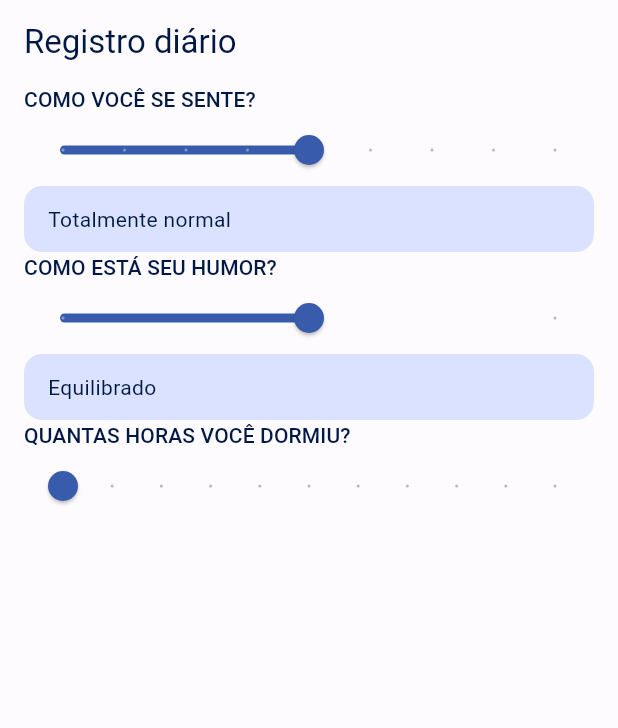
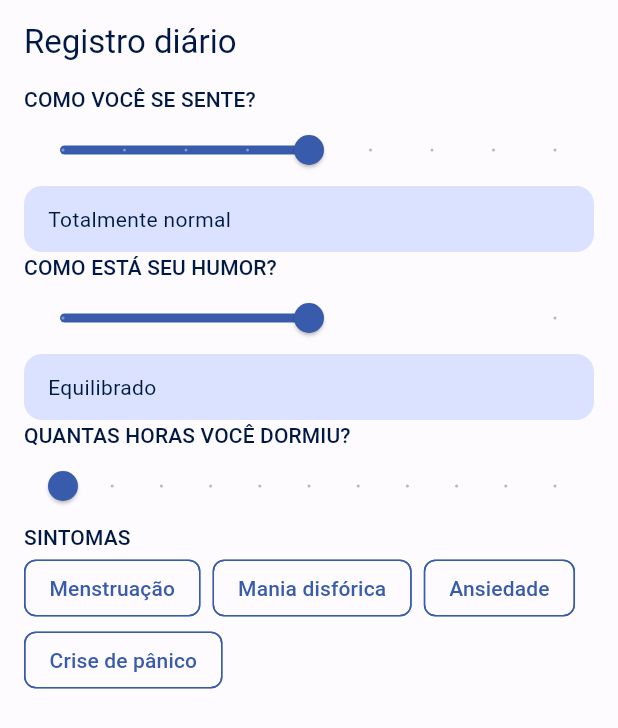
Before and after one commit to jv-soares/moodify_app, a Flutter app: the screen it shows after launch, on a phone screen of 412 x 824 dp. Shown: the top 728 px of the screen. Run offline on Flutter 3.47's test engine with Material 2 defaults, Android fonts, the phone set to English and light mode, and no system bars.

Commit message:
add symptom checker

```diff
--- a/lib/src/model/diary_entry.dart
+++ b/lib/src/model/diary_entry.dart
@@ -1,3 +1,5 @@
+import 'package:moodify_app/src/model/symptom.dart';
+
 import 'episode_severity.dart';
 import 'life_event.dart';
 import 'medication.dart';
@@ -7,8 +9,8 @@ class DiaryEntry {
   final DateTime createdAt;
   final EpisodeSeverity episode;
   final int moodRating;
+  final List<Symptom> symptoms;
   final int? hoursOfSleep;
-  final bool? dysphoricMania;
   final int? moodSwitchesPerDay;
   final LifeEvent? lifeEvent;
   final List<Medication>? medications;
@@ -19,8 +21,8 @@ class DiaryEntry {
     required this.createdAt,
     required this.episode,
     required this.moodRating,
+    required this.symptoms,
     this.hoursOfSleep,
-    this.dysphoricMania,
     this.moodSwitchesPerDay,
     this.lifeEvent,
     this.medications,
--- /dev/null
+++ b/lib/src/model/symptom.dart
@@ -0,0 +1 @@
+enum Symptom { menstruation, dysphoricMania, anxiety, panicAttack }
--- /dev/null
+++ b/lib/src/pages/components/symptom_checker.dart
@@ -0,0 +1,103 @@
+import 'package:flutter/material.dart';
+
+import '../../model/symptom.dart';
+
+class SymptomChecker extends StatefulWidget {
+  final List<Symptom> symptoms;
+  final void Function(List<Symptom>) onSymptomsChanged;
+
+  const SymptomChecker({
+    super.key,
+    required this.symptoms,
+    required this.onSymptomsChanged,
+  });
+
+  @override
+  State<SymptomChecker> createState() => _SymptomCheckerState();
+}
+
+class _SymptomCheckerState extends State<SymptomChecker> {
+  final _selectedSymptoms = <Symptom>[];
+
+  @override
+  Widget build(BuildContext context) {
+    return SizedBox(
+      width: double.infinity,
+      child: Column(
+        crossAxisAlignment: CrossAxisAlignment.start,
+        children: [
+          Text(
+            'SINTOMAS',
+            style: Theme.of(context).textTheme.labelLarge,
+          ),
+          Wrap(
+            spacing: 8,
+            children: widget.symptoms
+                .map((e) => _SymptomChip(
+                      e,
+                      onTap: (isSelected) {
+                        setState(() {
+                          isSelected
+                              ? _selectedSymptoms.add(e)
+                              : _selectedSymptoms.remove(e);
+                        });
+                        widget.onSymptomsChanged(_selectedSymptoms);
+                      },
+                      isSelected: _isSymptomSelected(e),
+                    ))
+                .toList(),
+          ),
+        ],
+      ),
+    );
+  }
+
+  bool _isSymptomSelected(Symptom symptom) {
+    return _selectedSymptoms.contains(symptom);
+  }
+}
+
+class _SymptomChip extends StatelessWidget {
+  final Symptom symptom;
+  final ValueChanged<bool> onTap;
+  final bool isSelected;
+
+  const _SymptomChip(
+    this.symptom, {
+    required this.onTap,
+    this.isSelected = false,
+  });
+
+  @override
+  Widget build(BuildContext context) {
+    final theme = Theme.of(context);
+    final primaryColor = theme.colorScheme.primary;
+    return FilterChip(
+      label: Text(symptom.toLocalizedString()),
+      onSelected: (isSelected) => onTap(isSelected),
+      selected: isSelected,
+      selectedColor: primaryColor,
+      labelStyle: isSelected
+          ? theme.textTheme.labelLarge
+              ?.copyWith(color: theme.colorScheme.onPrimary)
+          : theme.textTheme.labelLarge?.copyWith(color: primaryColor),
+      side: BorderSide(width: 1, color: primaryColor),
+      checkmarkColor: theme.colorScheme.onPrimary,
+    );
+  }
+}
+
+extension on Symptom {
+  String toLocalizedString() {
+    switch (this) {
+      case Symptom.anxiety:
+        return 'Ansiedade';
+      case Symptom.menstruation:
+        return 'Menstruação';
+      case Symptom.dysphoricMania:
+        return 'Mania disfórica';
+      case Symptom.panicAttack:
+        return 'Crise de pânico';
+    }
+  }
+}
--- a/lib/src/pages/daily_entry_form_page.dart
+++ b/lib/src/pages/daily_entry_form_page.dart
@@ -1,6 +1,8 @@
 import 'package:flutter/material.dart';
 
+import '../model/symptom.dart';
 import 'components/form_slider.dart';
+import 'components/symptom_checker.dart';
 
 class DailyEntryFormPage extends StatelessWidget {
   const DailyEntryFormPage({super.key});
@@ -31,6 +33,10 @@ class DailyEntryFormPage extends StatelessWidget {
                 values: List.generate(11, (index) => DescriptiveValue(index)),
                 onChanged: (value) {},
               ),
+              SymptomChecker(
+                symptoms: Symptom.values,
+                onSymptomsChanged: (symptoms) {},
+              ),
             ],
           ),
         ),
```
